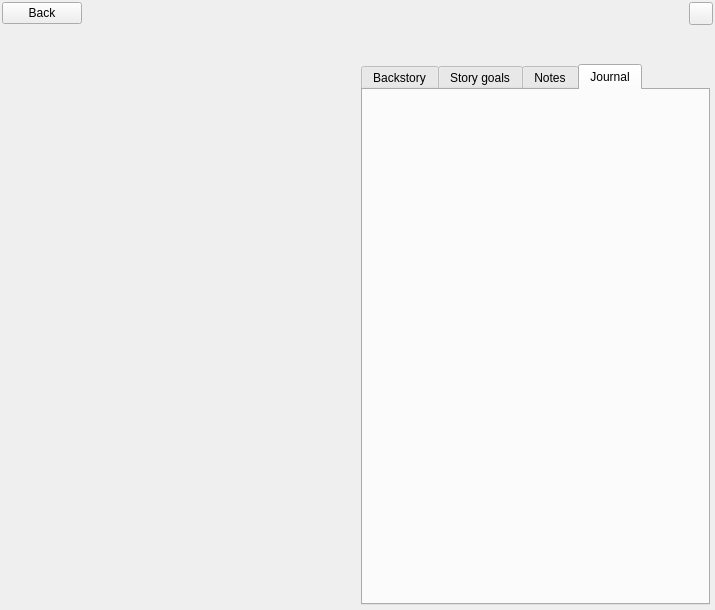
Before: the Qt Designer form ui/character_editor.ui in zkovari/plotlyst, drawn with Qt 5.
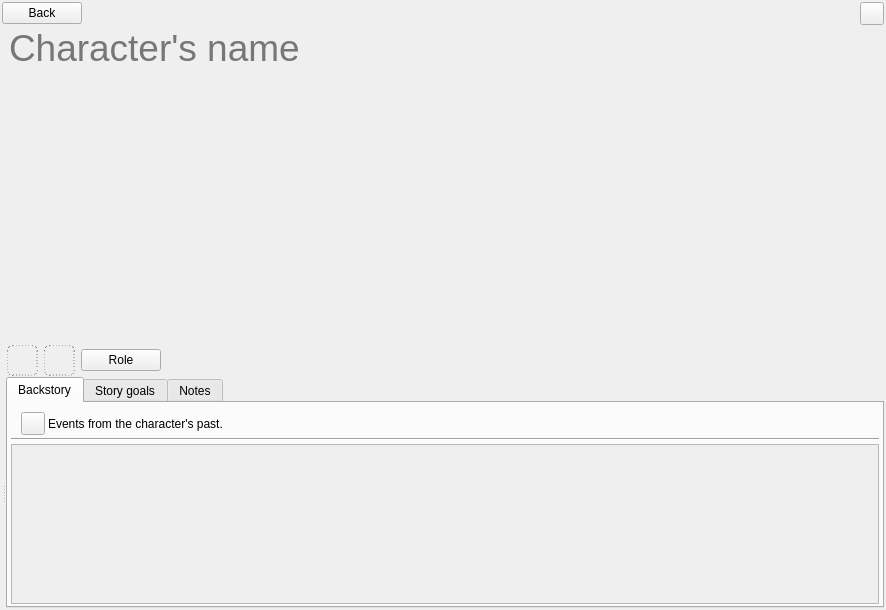
After: the same form once the commit is applied. The open tabs and pages were chosen to show the change. Custom widgets are drawn as their Qt base class.

Commit message: Renovate character editor

What changed in the file:
```diff
--- a/ui/character_editor.ui
+++ b/ui/character_editor.ui
@@ -6,7 +6,7 @@
    <rect>
     <x>0</x>
     <y>0</y>
-    <width>715</width>
+    <width>886</width>
     <height>610</height>
    </rect>
   </property>
@@ -19,7 +19,7 @@
   <property name="mainFrame" stdset="0">
    <bool>true</bool>
   </property>
-  <layout class="QVBoxLayout" name="verticalLayout_5">
+  <layout class="QVBoxLayout" name="verticalLayout">
    <property name="spacing">
     <number>1</number>
    </property>
@@ -36,20 +36,13 @@
     <number>2</number>
    </property>
    <item>
-    <layout class="QHBoxLayout" name="horizontalLayout_8"/>
-   </item>
-   <item>
-    <layout class="QVBoxLayout" name="verticalLayout_4">
-     <property name="spacing">
-      <number>2</number>
-     </property>
-     <item>
-      <layout class="QVBoxLayout" name="verticalLayout_6">
-       <property name="spacing">
-        <number>2</number>
-       </property>
-       <item>
         <widget class="QWidget" name="widget" native="true">
+     <property name="sizePolicy">
+      <sizepolicy hsizetype="Preferred" vsizetype="Maximum">
+       <horstretch>0</horstretch>
+       <verstretch>0</verstretch>
+      </sizepolicy>
+     </property>
          <layout class="QHBoxLayout" name="horizontalLayout_3">
           <property name="spacing">
            <number>0</number>
@@ -114,13 +107,173 @@
          </layout>
         </widget>
        </item>
-      </layout>
-     </item>
-    </layout>
+   <item>
+    <widget class="QWidget" name="wdgBanner" native="true">
+     <layout class="QHBoxLayout" name="horizontalLayout_4">
+      <property name="spacing">
+       <number>3</number>
+      </property>
+      <property name="leftMargin">
+       <number>2</number>
+      </property>
+      <property name="topMargin">
+       <number>0</number>
+      </property>
+      <property name="rightMargin">
+       <number>2</number>
+      </property>
+      <property name="bottomMargin">
+       <number>0</number>
+      </property>
+      <item>
+       <widget class="CharacterAvatar" name="characteravatar"/>
+      </item>
+      <item>
+       <layout class="QVBoxLayout" name="verticalLayout_4">
+        <property name="spacing">
+         <number>6</number>
+        </property>
+        <item>
+         <widget class="QLineEdit" name="lineName">
+          <property name="sizePolicy">
+           <sizepolicy hsizetype="Expanding" vsizetype="Preferred">
+            <horstretch>0</horstretch>
+            <verstretch>0</verstretch>
+           </sizepolicy>
+          </property>
+          <property name="font">
+           <font>
+            <pointsize>28</pointsize>
+           </font>
+          </property>
+          <property name="styleSheet">
+           <string notr="true">border: 0px;
+background-color: rgba(0,0,0,0);</string>
+          </property>
+          <property name="placeholderText">
+           <string>Character's name</string>
+          </property>
+         </widget>
+        </item>
+        <item>
+         <spacer name="verticalSpacer">
+          <property name="orientation">
+           <enum>Qt::Vertical</enum>
+          </property>
+          <property name="sizeHint" stdset="0">
+           <size>
+            <width>20</width>
+            <height>40</height>
+           </size>
+          </property>
+         </spacer>
    </item>
    <item>
     <layout class="QHBoxLayout" name="horizontalLayout_2">
+          <item alignment="Qt::AlignLeft">
+           <widget class="QToolButton" name="btnMale">
+            <property name="cursor">
+             <cursorShape>PointingHandCursor</cursorShape>
+            </property>
+            <property name="styleSheet">
+             <string notr="true">QToolButton {
+	border: 1px dashed grey;
+	border-radius: 6px;
+}
+
+QToolButton:pressed {
+	border: 1px solid grey;
+}
+
+QToolButton:checked {
+		border: 2px solid #067bc2;	
+}</string>
+            </property>
+            <property name="text">
+             <string/>
+            </property>
+            <property name="iconSize">
+             <size>
+              <width>26</width>
+              <height>26</height>
+             </size>
+            </property>
+            <property name="checkable">
+             <bool>true</bool>
+            </property>
+           </widget>
+          </item>
+          <item alignment="Qt::AlignLeft">
+           <widget class="QToolButton" name="btnFemale">
+            <property name="cursor">
+             <cursorShape>PointingHandCursor</cursorShape>
+            </property>
+            <property name="styleSheet">
+             <string notr="true">QToolButton {
+	border: 1px dashed grey;
+	border-radius: 6px;
+}
+
+QToolButton:pressed {
+	border: 1px solid grey;
+}
+
+QToolButton:checked {
+		border: 2px solid #832161;	
+}</string>
+            </property>
+            <property name="text">
+             <string/>
+            </property>
+            <property name="iconSize">
+             <size>
+              <width>26</width>
+              <height>26</height>
+             </size>
+            </property>
+            <property name="checkable">
+             <bool>true</bool>
+            </property>
+           </widget>
+          </item>
      <item>
+           <widget class="QPushButton" name="btnRole">
+            <property name="text">
+             <string>Role</string>
+            </property>
+            <property name="iconSize">
+             <size>
+              <width>26</width>
+              <height>26</height>
+             </size>
+            </property>
+           </widget>
+          </item>
+          <item>
+           <spacer name="horizontalSpacer_3">
+            <property name="orientation">
+             <enum>Qt::Horizontal</enum>
+            </property>
+            <property name="sizeHint" stdset="0">
+             <size>
+              <width>40</width>
+              <height>20</height>
+             </size>
+            </property>
+           </spacer>
+          </item>
+         </layout>
+        </item>
+       </layout>
+      </item>
+     </layout>
+    </widget>
+   </item>
+   <item>
+    <widget class="QSplitter" name="splitter">
+     <property name="orientation">
+      <enum>Qt::Horizontal</enum>
+     </property>
       <widget class="QWidget" name="wdgProfile" native="true">
        <property name="sizePolicy">
         <sizepolicy hsizetype="Expanding" vsizetype="Expanding">
@@ -152,42 +305,6 @@
         </property>
        </layout>
       </widget>
-     </item>
-     <item>
-      <widget class="QWidget" name="widget_3" native="true">
-       <layout class="QVBoxLayout" name="verticalLayout">
-        <property name="spacing">
-         <number>0</number>
-        </property>
-        <property name="leftMargin">
-         <number>3</number>
-        </property>
-        <property name="topMargin">
-         <number>3</number>
-        </property>
-        <property name="rightMargin">
-         <number>3</number>
-        </property>
-        <property name="bottomMargin">
-         <number>3</number>
-        </property>
-        <item>
-         <spacer name="verticalSpacer">
-          <property name="orientation">
-           <enum>Qt::Vertical</enum>
-          </property>
-          <property name="sizeType">
-           <enum>QSizePolicy::Preferred</enum>
-          </property>
-          <property name="sizeHint" stdset="0">
-           <size>
-            <width>20</width>
-            <height>35</height>
-           </size>
-          </property>
-         </spacer>
-        </item>
-        <item>
          <widget class="QTabWidget" name="tabAttributes">
           <property name="currentIndex">
            <number>0</number>
@@ -276,8 +393,8 @@
                 <rect>
                  <x>0</x>
                  <y>0</y>
-                 <width>333</width>
-                 <height>456</height>
+             <width>512</width>
+             <height>234</height>
                 </rect>
                </property>
                <property name="styleSheet">
@@ -371,52 +488,22 @@
             </item>
            </layout>
           </widget>
-          <widget class="QWidget" name="tabJournal">
-           <attribute name="title">
-            <string>Journal</string>
-           </attribute>
-           <layout class="QVBoxLayout" name="verticalLayout_10">
-            <property name="spacing">
-             <number>0</number>
-            </property>
-            <property name="leftMargin">
-             <number>0</number>
-            </property>
-            <property name="topMargin">
-             <number>0</number>
-            </property>
-            <property name="rightMargin">
-             <number>0</number>
-            </property>
-            <property name="bottomMargin">
-             <number>0</number>
-            </property>
-            <item>
-             <widget class="JournalWidget" name="wdgJournal" native="true"/>
-            </item>
-           </layout>
-          </widget>
-         </widget>
-        </item>
-       </layout>
-      </widget>
-     </item>
-    </layout>
+     </widget>
+    </widget>
    </item>
   </layout>
  </widget>
  <customwidgets>
+  <customwidget>
+   <class>CharacterAvatar</class>
+   <extends>QWidget</extends>
+   <header>src.main.python.plotlyst.view.widget.characters</header>
+  </customwidget>
   <customwidget>
    <class>DocumentTextEditor</class>
-   <extends>QTextEdit</extends>
+   <extends>QWidget</extends>
    <header>src.main.python.plotlyst.view.widget.input</header>
   </customwidget>
-  <customwidget>
-   <class>JournalWidget</class>
-   <extends>QWidget</extends>
-   <header>src.main.python.plotlyst.view.widget.characters</header>
-   <container>1</container>
-  </customwidget>
   <customwidget>
    <class>CharacterTimelineWidget</class>
    <extends>QWidget</extends>
```
Lines whose indentation alone changed are shown as unchanged. The commit also changes 5 other files.
